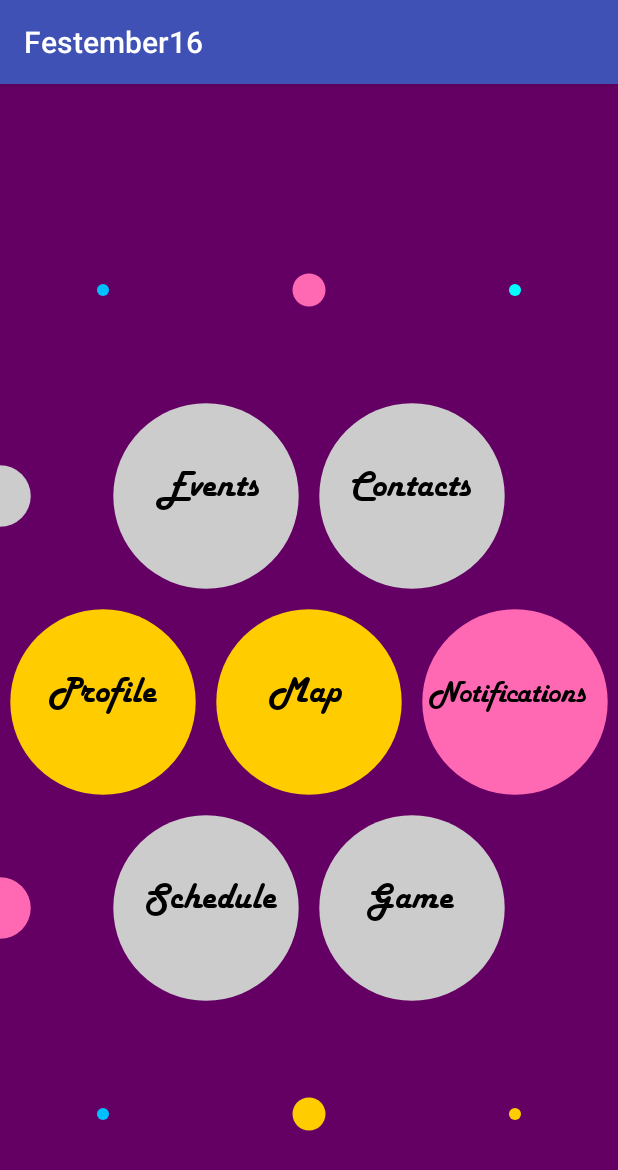
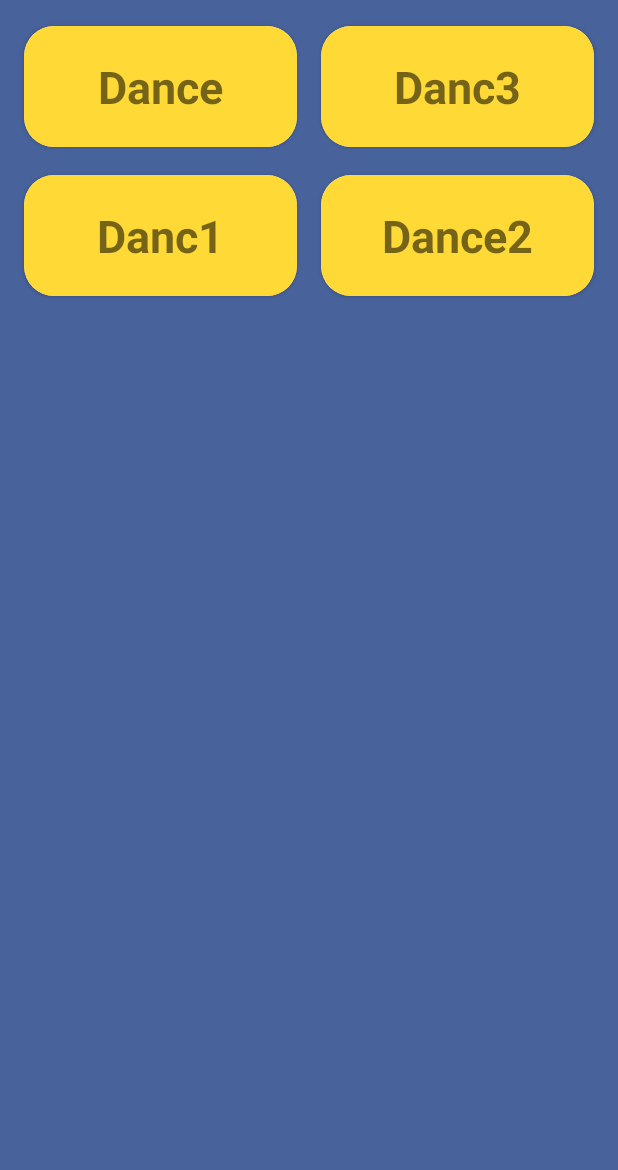
Before and after one commit to ksb1712/Festember16, an Android app: the LoginActivity screen opened directly, with no data from a screen before it, after a tap on "LOGIN", on a phone screen of 412 x 824 dp. Shown: the top 1170 px of the screen. Run offline under Robolectric (Android 15) with nearby library versions, the phone set to English and light mode, and no system bars.

Commit message:
Added Cluster Page

```diff
--- a/app/src/main/AndroidManifest.xml
+++ b/app/src/main/AndroidManifest.xml
@@ -1,10 +1,12 @@
 <?xml version="1.0" encoding="utf-8"?>
 <manifest xmlns:android="http://schemas.android.com/apk/res/android"
-    package="com.festember16.app" >
+    package="com.festember16.app">
 
     <uses-permission android:name="android.permission.CAMERA" />
+
     <uses-feature android:name="android.hardware.camera" />
-    <uses-permission android:name="android.permission.INTERNET"/>
+
+    <uses-permission android:name="android.permission.INTERNET" />
     <uses-permission android:name="android.permission.ACCESS_COARSE_LOCATION" />
     <uses-permission android:name="android.permission.ACCESS_FINE_LOCATION" />
     <uses-permission android:name="android.permission.CALL_PHONE" />
@@ -14,7 +16,7 @@
         android:icon="@mipmap/ic_launcher"
         android:label="@string/app_name"
         android:supportsRtl="true"
-        android:theme="@style/AppTheme" >
+        android:theme="@style/AppTheme">
 
         <!--
              The API key for Google Maps-based APIs is defined as a string resource.
@@ -36,7 +38,7 @@
         <activity android:name=".SignUpActivity" />
         <activity
             android:name=".SplashScreen"
-            android:screenOrientation="portrait" >
+            android:screenOrientation="portrait">
             <intent-filter>
                 <action android:name="android.intent.action.MAIN" />
 
@@ -58,25 +60,20 @@
 
         <activity
             android:name=".MainMapsActivity"
-            android:label="@string/title_activity_main_maps" >
-        </activity>
+            android:label="@string/title_activity_main_maps"></activity>
         <activity
             android:name=".ActivityAR"
             android:configChanges="orientation|keyboardHidden|screenSize"
             android:label="@string/title_activity_activity_ar"
             android:screenOrientation="landscape"
-            android:theme="@style/FullscreenTheme">
-        </activity>
+            android:theme="@style/FullscreenTheme"></activity>
         <activity
             android:name=".PlaceChooser"
-            android:screenOrientation="landscape">
-
-        </activity>
-
-        <activity android:name=".MainMenu"
-            android:screenOrientation="portrait">
-
-        </activity>
+            android:screenOrientation="landscape"></activity>
+        <activity
+            android:name=".MainMenu"
+            android:screenOrientation="portrait"></activity>
+        <activity android:name=".ClusterPage"></activity>
     </application>
 
 </manifest>
--- /dev/null
+++ b/app/src/main/java/com/festember16/app/ClusterPage.java
@@ -0,0 +1,70 @@
+package com.festember16.app;
+
+import android.support.v7.app.AppCompatActivity;
+import android.os.Bundle;
+import android.support.v7.widget.GridLayoutManager;
+import android.support.v7.widget.RecyclerView;
+import android.support.v7.widget.Toolbar;
+import android.view.Menu;
+import android.view.MenuItem;
+import android.widget.Toast;
+
+import java.util.ArrayList;
+import java.util.List;
+
+public class ClusterPage extends AppCompatActivity {
+
+    private GridLayoutManager lLayout;
+
+    @Override
+    protected void onCreate(Bundle savedInstanceState) {
+        super.onCreate(savedInstanceState);
+        getSupportActionBar().setDisplayShowTitleEnabled(false);
+        getSupportActionBar().hide();
+        setContentView(R.layout.activity_cluster_page);
+        setTitle(null);
+
+
+        List<ItemObject> rowListItem = getAllItemList();
+        lLayout = new GridLayoutManager(ClusterPage.this, 2);
+
+        RecyclerView rView = (RecyclerView)findViewById(R.id.recycler_view);
+        rView.setHasFixedSize(true);
+        rView.setLayoutManager(lLayout);
+
+        RecyclerViewAdapter rcAdapter = new RecyclerViewAdapter(ClusterPage.this, rowListItem);
+        rView.setAdapter(rcAdapter);
+    }
+
+    @Override
+    public boolean onCreateOptionsMenu(Menu menu) {
+        // Inflate the menu; this adds items to the action bar if it is present.
+        getMenuInflater().inflate(R.menu.menu_main, menu);
+        return true;
+    }
+
+    @Override
+    public boolean onOptionsItemSelected(MenuItem item) {
+        // Handle action bar item clicks here. The action bar will
+        // automatically handle clicks on the Home/Up button, so long
+        // as you specify a parent activity in AndroidManifest.xml.
+        int id = item.getItemId();
+
+        //noinspection SimplifiableIfStatement
+
+
+        return super.onOptionsItemSelected(item);
+    }
+
+    private List<ItemObject> getAllItemList(){
+
+        List<ItemObject> allItems = new ArrayList<ItemObject>();
+        allItems.add(new ItemObject("Dance"));
+        allItems.add(new ItemObject("Danc3"));
+        allItems.add(new ItemObject("Danc1"));
+        allItems.add(new ItemObject("Dance2"));
+
+
+        return allItems;
+    }
+}
--- /dev/null
+++ b/app/src/main/java/com/festember16/app/ItemObject.java
@@ -0,0 +1,22 @@
+package com.festember16.app;
+
+/**
+ * Created by bharath17 on 14/9/16.
+ */
+public class ItemObject {
+
+    String name;
+
+    public ItemObject(String name)
+    {
+        this.name = name;
+    }
+
+    public void setName(String name) {
+        this.name = name;
+    }
+
+    public String getName() {
+        return name;
+    }
+}
--- a/app/src/main/java/com/festember16/app/LoginActivity.java
+++ b/app/src/main/java/com/festember16/app/LoginActivity.java
@@ -76,7 +76,7 @@ public class LoginActivity extends AppCompatActivity {
             return;
         }*/
 
-        Intent i = new Intent(this,MainMenu.class);
+        Intent i = new Intent(this,ClusterPage.class);
         startActivity(i);
 
 
--- /dev/null
+++ b/app/src/main/java/com/festember16/app/RecyclerViewAdapter.java
@@ -0,0 +1,45 @@
+package com.festember16.app;
+
+/**
+ * Created by bharath17 on 14/9/16.
+ * Recycle adapter for grid view for clusters/events
+ */
+
+
+import android.content.Context;
+import android.support.v7.widget.RecyclerView;
+import android.view.LayoutInflater;
+import android.view.View;
+import android.view.ViewGroup;
+
+import java.util.List;
+
+public class RecyclerViewAdapter extends RecyclerView.Adapter<RecyclerViewHolders> {
+
+    private List<ItemObject> itemList;
+    private Context context;
+
+    public RecyclerViewAdapter(Context context, List<ItemObject> itemList) {
+        this.itemList = itemList;
+        this.context = context;
+    }
+
+    @Override
+    public RecyclerViewHolders onCreateViewHolder(ViewGroup parent, int viewType) {
+
+        View layoutView = LayoutInflater.from(parent.getContext()).inflate(R.layout.card_layout, null);
+        RecyclerViewHolders rcv = new RecyclerViewHolders(layoutView);
+        return rcv;
+    }
+
+    @Override
+    public void onBindViewHolder(RecyclerViewHolders holder, int position) {
+        holder.name.setText(itemList.get(position).getName());
+
+    }
+
+    @Override
+    public int getItemCount() {
+        return this.itemList.size();
+    }
+}
--- /dev/null
+++ b/app/src/main/java/com/festember16/app/RecyclerViewHolders.java
@@ -0,0 +1,29 @@
+package com.festember16.app;
+
+/**
+ * Created by bharath17 on 14/9/16.
+ * Holder for recycleview adpater
+ */
+import android.support.v7.widget.RecyclerView;
+import android.view.View;
+import android.widget.ImageView;
+import android.widget.TextView;
+import android.widget.Toast;
+
+public class RecyclerViewHolders extends RecyclerView.ViewHolder implements View.OnClickListener{
+
+    public TextView name;
+
+
+    public RecyclerViewHolders(View itemView) {
+        super(itemView);
+        itemView.setOnClickListener(this);
+        name = (TextView)itemView.findViewById(R.id.name);
+
+    }
+
+    @Override
+    public void onClick(View view) {
+        Toast.makeText(view.getContext(), "Clicked Country Position = " + getPosition(), Toast.LENGTH_SHORT).show();
+    }
+}
--- /dev/null
+++ b/app/src/main/res/layout/activity_cluster_page.xml
@@ -0,0 +1,24 @@
+<LinearLayout xmlns:android="http://schemas.android.com/apk/res/android"
+    xmlns:tools="http://schemas.android.com/tools"
+    android:layout_width="match_parent"
+    android:layout_height="match_parent"
+    android:orientation="vertical"
+    android:background="@color/back_g">
+
+
+
+    <RelativeLayout
+        android:layout_width="match_parent"
+        android:layout_height="match_parent"
+        android:padding="8dp"
+        tools:context=".MainActivity">
+
+        <android.support.v7.widget.RecyclerView
+            android:id="@+id/recycler_view"
+            android:layout_width="match_parent"
+            android:layout_height="match_parent"
+            android:scrollbars="vertical" />
+
+    </RelativeLayout>
+
+</LinearLayout>
--- /dev/null
+++ b/app/src/main/res/menu/menu_main.xml
@@ -0,0 +1,23 @@
+<menu xmlns:android="http://schemas.android.com/apk/res/android"
+    xmlns:app="http://schemas.android.com/apk/res-auto"
+    xmlns:tools="http://schemas.android.com/tools"
+    tools:context=".MainActivity">
+
+    <item android:id="@+id/action_settings"
+        android:title="@string/action_settings"
+        android:orderInCategory="100"
+        app:showAsAction="never" />
+
+    <item android:id="@+id/action_refresh"
+        android:title="@string/action_refresh"
+        android:icon="@drawable/ic_action_refresh"
+        android:orderInCategory="200"
+        app:showAsAction="ifRoom" />
+
+    <item android:id="@+id/action_new"
+        android:title="@string/action_new"
+        android:icon="@drawable/ic_action_new"
+        android:orderInCategory="300"
+        app:showAsAction="ifRoom" />
+
+</menu>
--- a/app/src/main/res/values/strings.xml
+++ b/app/src/main/res/values/strings.xml
@@ -19,6 +19,8 @@
     <string name="action_settings">Settings</string>
     <string name="title_activity_main_maps">Map</string>
 
+    <string name="action_refresh">Settings</string>
+    <string name="action_new">Settings</string>
     <string name="title_activity_activity_ar">ActivityAR</string>
 
 </resources>
```
Also changed, not shown: app/src/main/java/com/festember16/app/MyPagerAdapter.java (line endings or trailing spaces), app/src/main/res/drawable/ic_action_new.png (added), app/src/main/res/drawable/ic_action_refresh.png (added), app/src/main/res/drawable/search.png (deleted).
